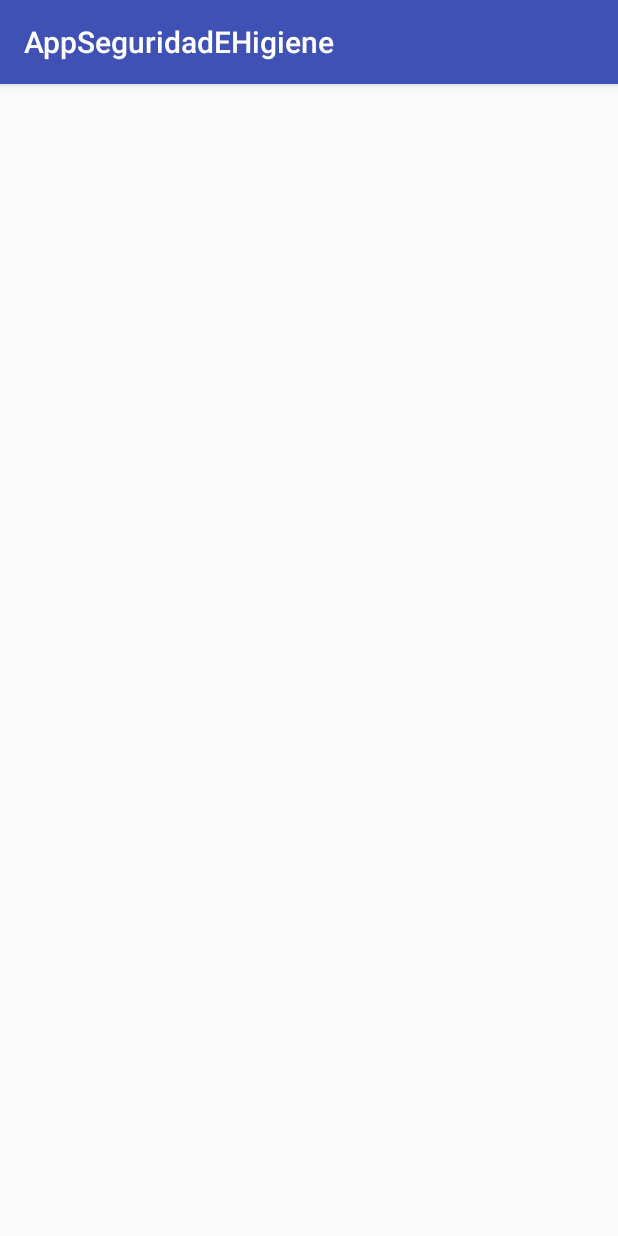
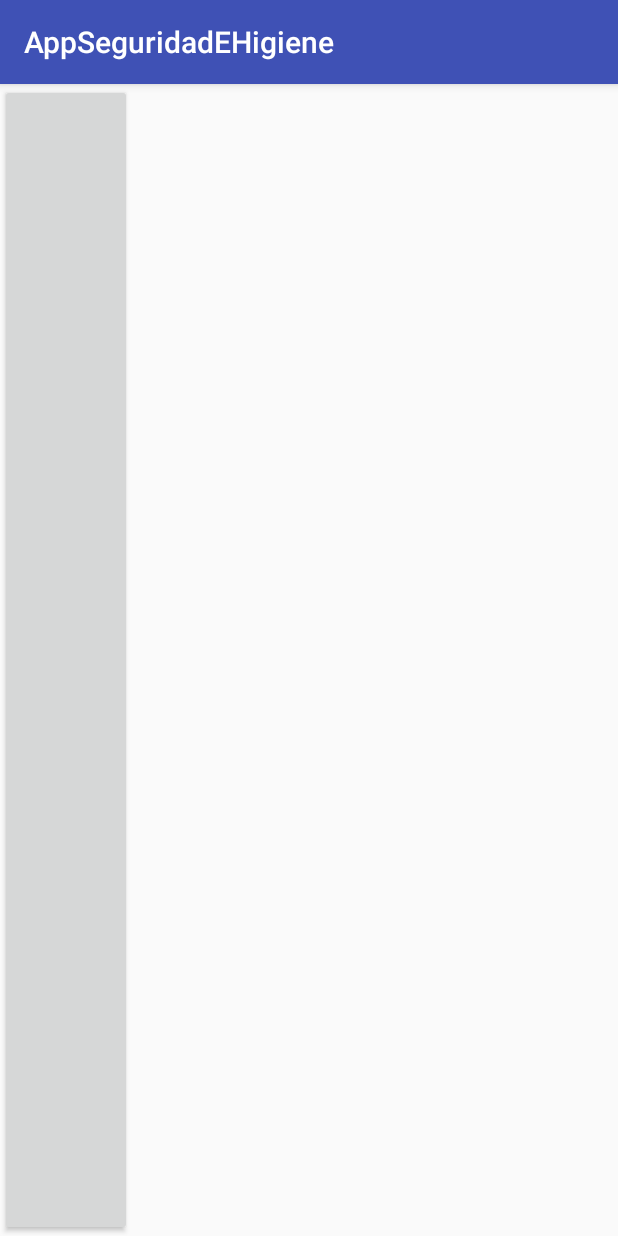
Before and after one commit to mayra314/AppSeguridadEHigiene, an Android app: the screen it shows after launch (MainActivity), on a phone screen of 412 x 824 dp. Run offline under Robolectric (Android 15) with nearby library versions, the phone set to English and light mode, and no system bars.

Commit message:
Merge branch 'feature/hola' into develop
hii

```diff
--- a/app/src/main/res/layout/activity_main.xml
+++ b/app/src/main/res/layout/activity_main.xml
@@ -6,6 +6,8 @@
     android:layout_height="match_parent"
     tools:context=".MainActivity">
 
-
+  <Button
+      android:layout_width="wrap_content"
+      android:layout_height="match_parent" />
 
 </android.support.constraint.ConstraintLayout>
```
